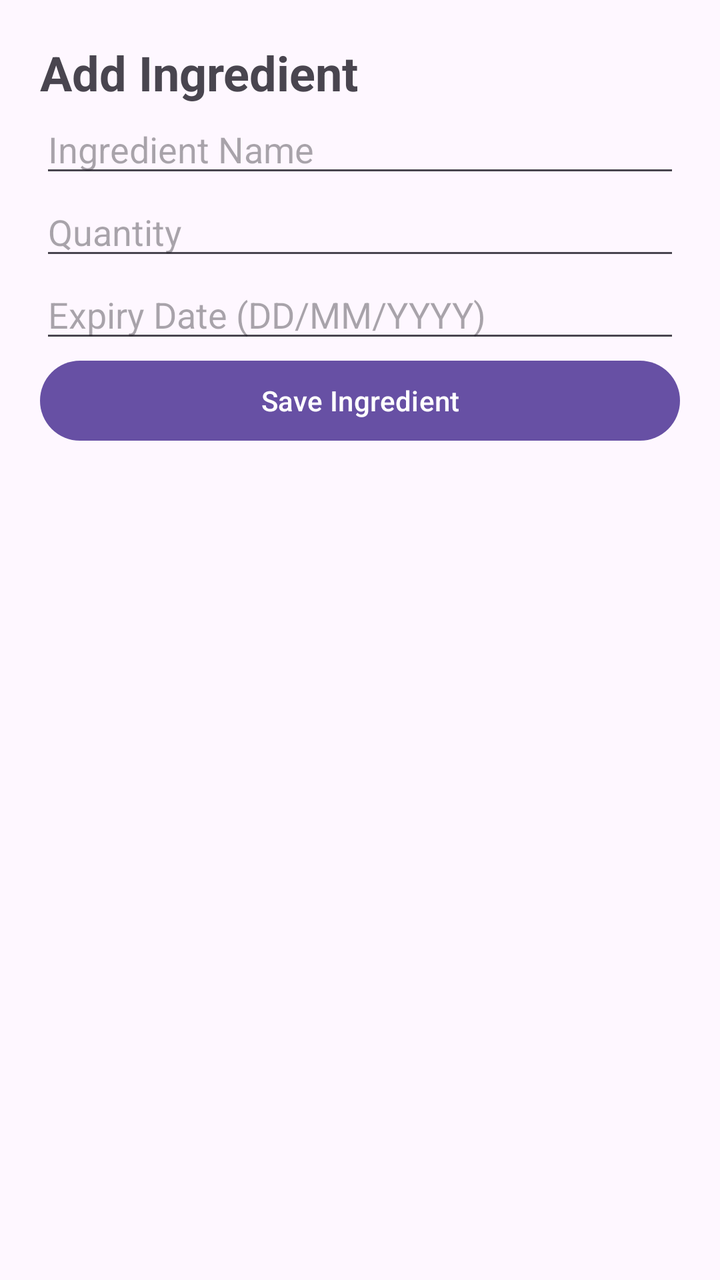
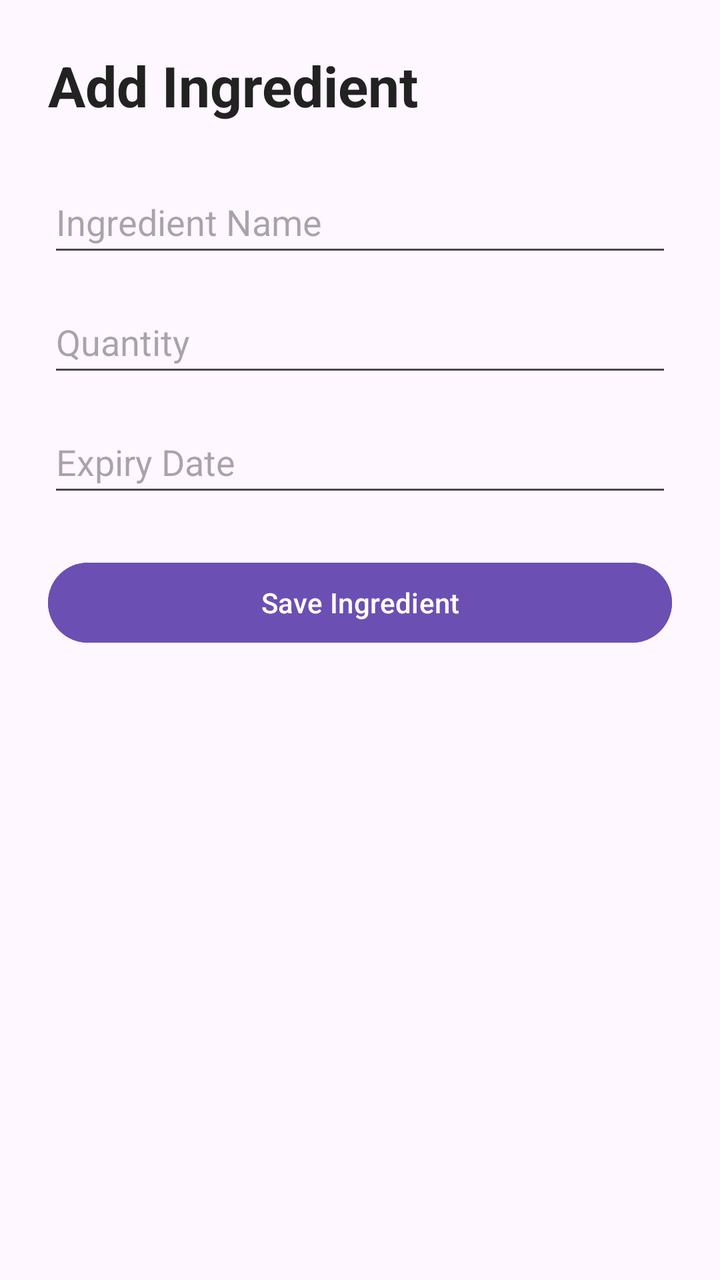

Compare the two renders of this Android layout. The source of the first and the diff that turns it into the second are given below.
<!-- AndroidManifest.xml: application theme Theme.SmartPantryManager -->
<!-- res/layout/activity_add_ingredient.xml -->
<?xml version="1.0" encoding="utf-8"?>
<ScrollView xmlns:android="http://schemas.android.com/apk/res/android"
    android:layout_width="match_parent"
    android:layout_height="match_parent">

    <LinearLayout
        android:layout_width="match_parent"
        android:layout_height="wrap_content"
        android:orientation="vertical"
        android:padding="20dp">

        <TextView
            android:layout_width="wrap_content"
            android:layout_height="wrap_content"
            android:text="Add Ingredient"
            android:textSize="24sp"
            android:textStyle="bold"/>

        <EditText
            android:id="@+id/editName"
            android:layout_width="match_parent"
            android:layout_height="wrap_content"
            android:hint="Ingredient Name"/>
            android:minHeight="48dp"

        <EditText
            android:id="@+id/editQuantity"
            android:layout_width="match_parent"
            android:layout_height="wrap_content"
            android:hint="Quantity"/>
            android:minHeight="48dp"

        <EditText
            android:id="@+id/editExpiry"
            android:layout_width="match_parent"
            android:layout_height="wrap_content"
            android:hint="Expiry Date (DD/MM/YYYY)"/>
            android:minHeight="48dp"

        <Button
            android:id="@+id/buttonSave"
            android:layout_width="match_parent"
            android:layout_height="wrap_content"
            android:text="Save Ingredient"/>

    </LinearLayout>

</ScrollView>
<!-- resources referenced by this layout -->
<resources>
  <style name="Theme.SmartPantryManager" parent="Base.Theme.SmartPantryManager" />
  <style name="Base.Theme.SmartPantryManager" parent="Theme.Material3.DayNight.NoActionBar">
          
          
      </style>
</resources>

<!-- the commit's change to res/layout/activity_add_ingredient.xml (unified diff, before → after) -->
@@ -7,41 +7,49 @@
         android:layout_width="match_parent"
         android:layout_height="wrap_content"
         android:orientation="vertical"
-        android:padding="20dp">
+        android:padding="24dp">
 
         <TextView
             android:layout_width="wrap_content"
             android:layout_height="wrap_content"
             android:text="Add Ingredient"
-            android:textSize="24sp"
-            android:textStyle="bold"/>
+            android:textSize="28sp"
+            android:textStyle="bold"
+            android:textColor="#222222"
+            android:layout_marginBottom="24dp"/>
 
-        <EditText
+        <AutoCompleteTextView
             android:id="@+id/editName"
             android:layout_width="match_parent"
-            android:layout_height="wrap_content"
-            android:hint="Ingredient Name"/>
-            android:minHeight="48dp"
+            android:layout_height="48dp"
+            android:hint="Ingredient Name"
+            android:inputType="text"/>
 
         <EditText
             android:id="@+id/editQuantity"
             android:layout_width="match_parent"
-            android:layout_height="wrap_content"
-            android:hint="Quantity"/>
-            android:minHeight="48dp"
+            android:layout_height="48dp"
+            android:layout_marginTop="12dp"
+            android:hint="Quantity"
+            android:inputType="text"/>
 
         <EditText
             android:id="@+id/editExpiry"
             android:layout_width="match_parent"
-            android:layout_height="wrap_content"
-            android:hint="Expiry Date (DD/MM/YYYY)"/>
-            android:minHeight="48dp"
+            android:layout_height="48dp"
+            android:layout_marginTop="12dp"
+            android:hint="Expiry Date"
+            android:focusable="false"
+            android:clickable="true"/>
 
         <Button
             android:id="@+id/buttonSave"
             android:layout_width="match_parent"
-            android:layout_height="wrap_content"
-            android:text="Save Ingredient"/>
+            android:layout_height="48dp"
+            android:layout_marginTop="24dp"
+            android:text="Save Ingredient"
+            android:backgroundTint="#6C4FB3"
+            android:textColor="#FFFFFF"/>
 
     </LinearLayout>
 
